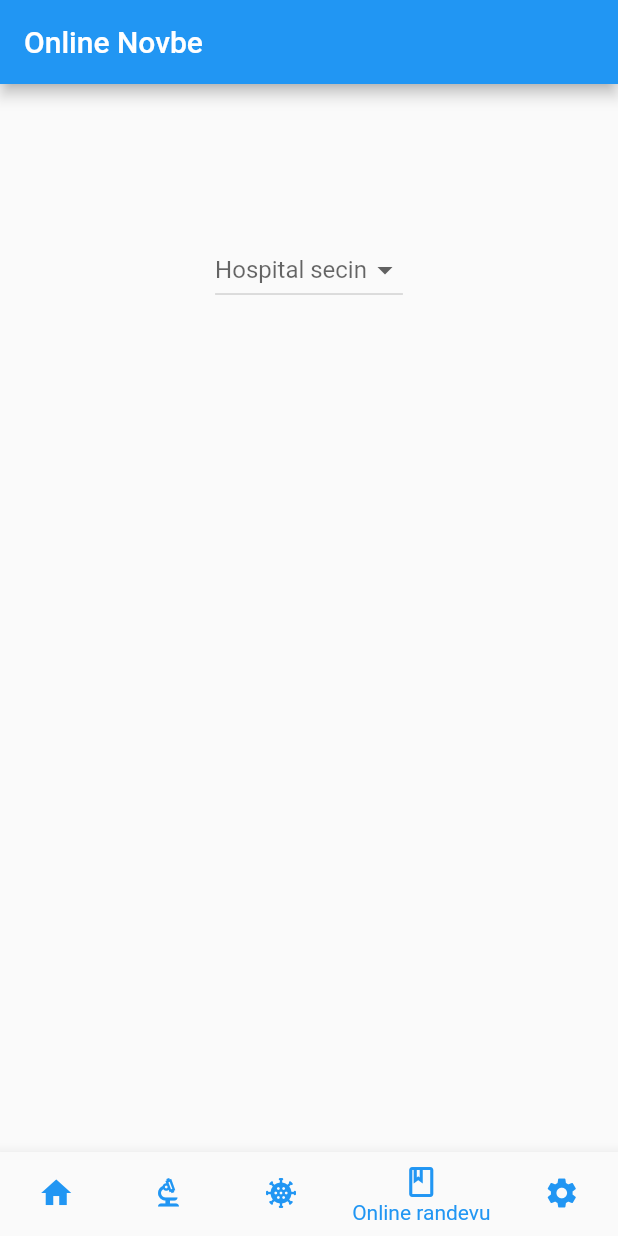
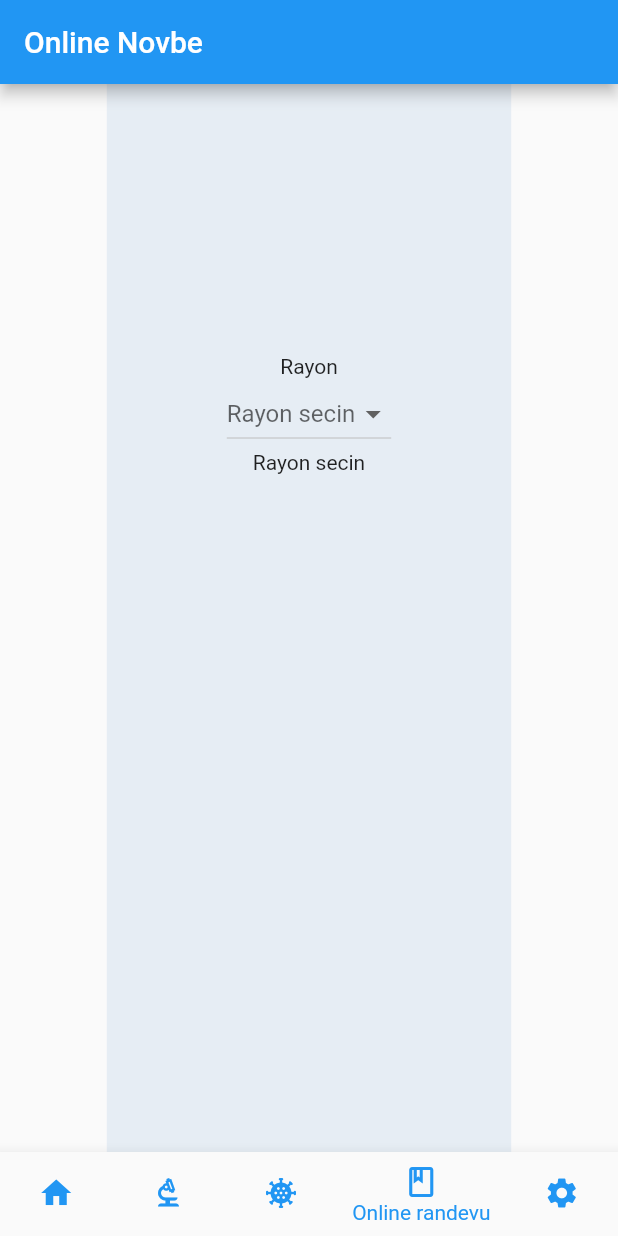
Before and after one commit to RahimCml/etebib_ticket, a Flutter app: the screen it shows after launch, item 4 of the bottom bar chosen, on a phone screen of 412 x 824 dp. Run offline on Flutter 3.47's test engine with Material 2 defaults, Android fonts, the light colour scheme and no system bars; missing offline and left inert: dart:ffi.

Commit message:
Create districtsData in order to call in dropDownbotton

```diff
--- a/lib/screen/online_ticket.dart
+++ b/lib/screen/online_ticket.dart
@@ -10,21 +10,112 @@ class OnlineTicketScreen extends StatefulWidget {
 class _OnlineTicketScreenState extends State<OnlineTicketScreen> {
 
   dynamic _selectedHospital;
+  dynamic _selectedDistrict;
+  dynamic _selectedDoctor;
+  bool checkData= false;
 
-  final List<String> _hospitals = ['5 nomreli', '6 nomreli', 'Semashka'];
 
-  void _hospitalSelected () {
-    if(_selectedHospital) {
+  final List<String> _hospitals = ['5 sayli', '3 sayli', '1 sayli'];
+  final List<String> _districts = ['Nerimanov', 'Sabuncu', 'Nesimi'];
+  final List<Object> _doctors = ['Dr. Abbas Abbasov', 'Dr. Fatime Asadova', 'Dr. Ilyas Xuduyev'];
+  final dynamic _districtsData = {
+      'Sabuncu': [{
+        'name': '3 sayli ',
+        'location': 'Sabuncu',
+        'doctors': {
+          'name': 'Abbas Abbasov',
+          'specialty': 'UZI',
+          'date': {
+            'day': int,
+            'availableHour': [9, 14]
           }
         }
+      }],
+      'Nerimanov':[
+        {
+        'name': '5 sayli',
+        'location': 'Nerimanov',
+        'doctors': [{
+          'name': 'Fatime Asadova',
+          'specialty': 'Goz',
+          'date': {
+            'day': int,
+            'availableHour': [9, 15]
+          }
+        }]
+      },
+      {
+        'name': '6 sayli',
+        'location': 'Nerimanov',
+      }
+      ],
+      'Nesimi': [{
+        'name': '1 sayli',
+        'location': 'Nesimi',
+        'doctors': [ {
+          'name': 'Ilyas Xuduyev',
+          'specialty': 'Terapevt',
+          'date': {
+            'day': int,
+            'availableHour': [9, 15]
+          }
+        }]
+      }]
+  };
   @override
   Widget build(BuildContext context) {
     return Scaffold(
       body: Center(
+      child: Container(
+        color: const Color.fromARGB(255, 230, 237, 244),
+        padding: const EdgeInsets.all(80),
         child: Padding(
           padding: const EdgeInsets.only(top: 100),
           child: Column(
             children: [
+              const Text('Rayon'),
+              _districtDrop(),
+              checkData == true ? _hospitalDrop() : const Text('Rayon secin'),
+              // _hospitalWidget()
+            ],
+          ),
+        ),
+      ),
+    )
+  );
+  }
+    Widget _districtDrop() {
+    return  DropdownButton(
+      value: _selectedDistrict,
+      items: _districts
+        .map(
+          (option) => DropdownMenuItem(
+          child: Text(option),
+          value: option,
+          ),
+          )
+          .toList(),
+            onChanged: (newValue) {
+              setState(() {
+              _selectedDistrict = newValue;
+              var i = 0;
+              while (i < _districtsData[_selectedDistrict].length) {
+                if(_districtsData[_selectedDistrict][i]['location'] == _selectedDistrict) {
+                checkData = true;
+              }else {
+                checkData = false;
+              }
+                i += 1;
+              }
+              });
+            },
+        hint: const Text('Rayon secin'),
+    );
+  }
+    Widget _hospitalDrop() {
+    return  Column(
+      children: [
+        const Text('* Xestexana'),
         DropdownButton(
           value: _selectedHospital,
           items: _hospitals
@@ -37,19 +128,13 @@ class _OnlineTicketScreenState extends State<OnlineTicketScreen> {
               .toList(),
                 onChanged: (newValue) {
                   setState(() {
+                  // print('${_hospitalss['name']['besNomreli']}');
                   _selectedHospital = newValue;
                 });
               },
             hint: const Text('Hospital secin'),
         ),
-            _hospitalWidget()
       ],
-        ),
-      ),
-    )
     );
   }
-  Widget _hospitalWidget() {
-    return _selectedHospital != null ? Text('$_selectedHospital') : const Text('');
 }
-}
```
Lines whose indentation alone changed are shown as unchanged.
